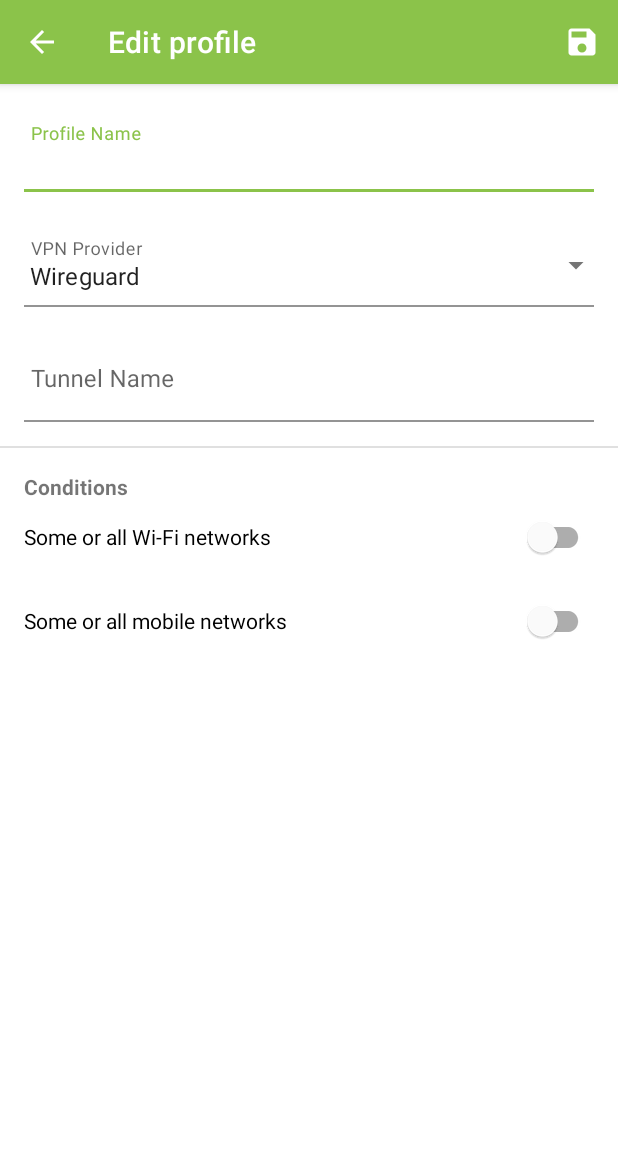
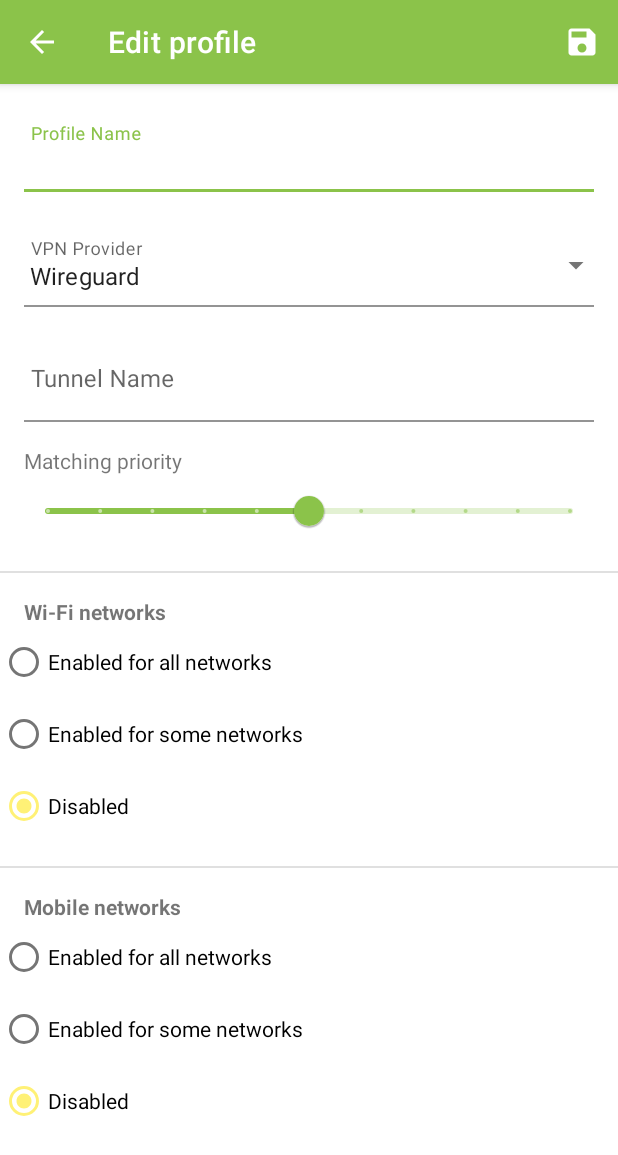
Before and after one commit to DJAndries/vpnmanager-android, an Android app: the screen it shows after launch (ProfileConfigActivity), after a tap on an icon or button, on a phone screen of 412 x 824 dp. Shown: the top 1155 px of the screen. Run offline under Robolectric (Android 15) with nearby library versions, the phone set to English and light mode, and no system bars; our stand-ins replace navigation-ui.

Commit message:
change rule UI/structure again

```diff
--- a/app/src/main/AndroidManifest.xml
+++ b/app/src/main/AndroidManifest.xml
@@ -24,7 +24,7 @@
             android:label="@string/edit_profile" />
 
         <service
-            android:name=".NetworkChangeService"
+            android:name=".MainService"
             android:enabled="true"
             android:exported="true" />
 
--- a/app/src/main/java/ca/andries/vpnmanager/BootBroadcastReceiver.kt
+++ b/app/src/main/java/ca/andries/vpnmanager/BootBroadcastReceiver.kt
@@ -4,13 +4,10 @@ import android.content.BroadcastReceiver
 import android.content.Context
 import android.content.Intent
 import android.os.Build
-import android.util.Log
-import android.widget.Toast
-import androidx.annotation.RequiresApi
 
 class BootBroadcastReceiver : BroadcastReceiver() {
     override fun onReceive(context: Context?, intent: Intent?) {
-        val intent = Intent(context, NetworkChangeService::class.java)
+        val intent = Intent(context, MainService::class.java)
         if (Build.VERSION.SDK_INT >= Build.VERSION_CODES.O) {
             context?.startForegroundService(intent)
         } else {
--- a/app/src/main/java/ca/andries/vpnmanager/MainActivity.kt
+++ b/app/src/main/java/ca/andries/vpnmanager/MainActivity.kt
@@ -1,8 +1,6 @@
 package ca.andries.vpnmanager
 
-import android.Manifest
 import android.content.Intent
-import android.content.pm.PackageManager
 import android.net.wifi.WifiManager
 import android.os.Bundle
 import android.util.Log
@@ -15,7 +13,6 @@ import android.view.Menu
 import android.view.MenuItem
 import androidx.activity.result.contract.ActivityResultContracts
 import androidx.activity.viewModels
-import androidx.core.app.ActivityCompat
 import ca.andries.vpnmanager.ProfileConfigActivity.Companion.PROFILE_KEY
 import ca.andries.vpnmanager.databinding.ActivityMainBinding
 import kotlinx.serialization.decodeFromString
@@ -31,6 +28,7 @@ class MainActivity : AppCompatActivity() {
     private val profileConfigLauncher = registerForActivityResult(ActivityResultContracts.StartActivityForResult()) { result ->
         if (result.resultCode == RESULT_OK) {
             profileViewModel.saveProfile(Json.decodeFromString(result.data?.getStringExtra(PROFILE_KEY)!!), null)
+            MainService.reloadFromActivity(this)
         }
     }
 
@@ -55,7 +53,7 @@ class MainActivity : AppCompatActivity() {
         }
 
         permissionWrangler = PermissionWrangler {
-            startService(Intent(this, NetworkChangeService::class.java))
+            startService(Intent(this, MainService::class.java))
         }
         permissionWrangler.startPermissionCheck(this, requestPermissionLauncher)
 
--- a/app/src/main/java/ca/andries/vpnmanager/ProfileConfigActivity.kt
+++ b/app/src/main/java/ca/andries/vpnmanager/ProfileConfigActivity.kt
@@ -3,6 +3,7 @@ package ca.andries.vpnmanager
 import android.content.Intent
 import androidx.appcompat.app.AppCompatActivity
 import android.os.Bundle
+import android.util.Log
 import android.view.Menu
 import android.view.MenuItem
 import android.view.View
@@ -74,27 +75,35 @@ class ProfileConfigActivity : AppCompatActivity() {
     }
 
     private fun initEnableDisableInputs(existingProfile: Profile?) {
-        val wifiEnabled = existingProfile?.enableForWifi ?: false
-        val mobileEnabled = existingProfile?.enableForMobile ?: false
-        binding.ssidExclListLayout.visibility = if (wifiEnabled) View.VISIBLE else View.GONE
-        binding.ssidInclListLayout.visibility = if (wifiEnabled) View.VISIBLE else View.GONE
-        binding.carrierExclListLayout.visibility = if (mobileEnabled) View.VISIBLE else View.GONE
-        binding.carrierInclListLayout.visibility = if (mobileEnabled) View.VISIBLE else View.GONE
+        binding.ssidExclListLayout.visibility = if (existingProfile?.wifiRule == RuleMode.ALL) View.VISIBLE else View.GONE
+        binding.ssidInclListLayout.visibility = if (existingProfile?.wifiRule == RuleMode.SOME) View.VISIBLE else View.GONE
+
+        when (existingProfile?.wifiRule) {
+            RuleMode.ALL -> binding.wifiRadioAll.isChecked = true
+            RuleMode.SOME -> binding.wifiRadioSome.isChecked = true
+            RuleMode.NONE -> binding.wifiRadioNone.isChecked = true
+        }
+
+        binding.carrierExclListLayout.visibility = if (existingProfile?.mobileRule == RuleMode.ALL) View.VISIBLE else View.GONE
+        binding.carrierInclListLayout.visibility = if (existingProfile?.mobileRule == RuleMode.SOME) View.VISIBLE else View.GONE
+        when (existingProfile?.mobileRule) {
+            RuleMode.ALL -> binding.mobileRadioAll.isChecked = true
+            RuleMode.SOME -> binding.mobileRadioSome.isChecked = true
+            RuleMode.NONE -> binding.mobileRadioNone.isChecked = true
+        }
 
         binding.ssidExclListInput.setText(existingProfile?.ssidExclList?.joinToString("\n") ?: "")
         binding.ssidInclListInput.setText(existingProfile?.ssidInclList?.joinToString("\n") ?: "")
         binding.carrierExclListInput.setText(existingProfile?.carrierExclList?.joinToString("\n") ?: "")
         binding.carrierInclListInput.setText(existingProfile?.carrierInclList?.joinToString("\n") ?: "")
 
-        binding.enableWifiConditionToggle.isChecked = existingProfile?.enableForWifi ?: false
-        binding.enableWifiConditionToggle.setOnCheckedChangeListener { _, isChecked ->
-            binding.ssidExclListLayout.visibility = if (isChecked) View.VISIBLE else View.GONE
-            binding.ssidInclListLayout.visibility = if (isChecked) View.VISIBLE else View.GONE
+        binding.wifiRadioGroup.setOnCheckedChangeListener { _, checkedId ->
+            binding.ssidExclListLayout.visibility = if (checkedId == R.id.wifiRadioAll) View.VISIBLE else View.GONE
+            binding.ssidInclListLayout.visibility = if (checkedId == R.id.wifiRadioSome) View.VISIBLE else View.GONE
         }
-        binding.enableMobileConditionToggle.isChecked = existingProfile?.enableForMobile ?: false
-        binding.enableMobileConditionToggle.setOnCheckedChangeListener { _, isChecked ->
-            binding.carrierExclListLayout.visibility = if (isChecked) View.VISIBLE else View.GONE
-            binding.carrierInclListLayout.visibility = if (isChecked) View.VISIBLE else View.GONE
+        binding.mobileRadioGroup.setOnCheckedChangeListener { _, checkedId ->
+            binding.carrierExclListLayout.visibility = if (checkedId == R.id.mobileRadioAll) View.VISIBLE else View.GONE
+            binding.carrierInclListLayout.visibility = if (checkedId == R.id.mobileRadioSome) View.VISIBLE else View.GONE
         }
     }
 
@@ -114,25 +123,41 @@ class ProfileConfigActivity : AppCompatActivity() {
     }
 
     private fun submitInputs() {
+
+        val wifiRule = when (binding.wifiRadioGroup.checkedRadioButtonId) {
+            R.id.wifiRadioAll -> RuleMode.ALL
+            R.id.wifiRadioSome -> RuleMode.SOME
+            else -> RuleMode.NONE
+        }
+
+        val mobileRule = when (binding.mobileRadioGroup.checkedRadioButtonId) {
+            R.id.mobileRadioAll -> RuleMode.ALL
+            R.id.mobileRadioSome -> RuleMode.SOME
+            else -> RuleMode.NONE
+        }
+
         val profile = Profile(
             binding.profileNameInput.text.toString(),
             binding.tunnelInput.text.toString(),
-            binding.enableWifiConditionToggle.isChecked,
-            binding.enableMobileConditionToggle.isChecked,
-            binding.ssidInclListInput.text?.split("\n")?.map { v -> v.trim() }
-                ?.filter { v -> v.isNotEmpty() } ?: listOf(),
-            binding.ssidExclListInput.text?.split("\n")?.map { v -> v.trim() }
-                ?.filter { v -> v.isNotEmpty() } ?: listOf(),
-            binding.carrierInclListInput.text?.split("\n")?.map { v -> v.trim() }
-                ?.filter { v -> v.isNotEmpty() } ?: listOf(),
-            binding.carrierExclListInput.text?.split("\n")?.map { v -> v.trim() }
-                ?.filter { v -> v.isNotEmpty() } ?: listOf()
+            wifiRule,
+            mobileRule,
+            binding.matchingPriority.value.toInt(),
+            LinkedHashSet(binding.ssidInclListInput.text?.split("\n")?.map { v -> v.trim() }
+                ?.filter { v -> v.isNotEmpty() }),
+            LinkedHashSet(binding.ssidExclListInput.text?.split("\n")?.map { v -> v.trim() }
+                ?.filter { v -> v.isNotEmpty() }),
+            LinkedHashSet(binding.carrierInclListInput.text?.split("\n")?.map { v -> v.trim() }
+                ?.filter { v -> v.isNotEmpty() }),
+            LinkedHashSet(binding.carrierExclListInput.text?.split("\n")?.map { v -> v.trim() }
+                ?.filter { v -> v.isNotEmpty() })
         )
 
         val id = if (intent.hasExtra(PROFILE_ID_KEY)) intent.getIntExtra(PROFILE_ID_KEY, 0) else null
 
+        val encodedProfile = Json.encodeToString(profile)
+        Log.i(javaClass.name, "Saving profile: $encodedProfile")
         val intent = Intent()
-        intent.putExtra(PROFILE_KEY, Json.encodeToString(profile))
+        intent.putExtra(PROFILE_KEY, encodedProfile)
         if (id != null) intent.putExtra(PROFILE_ID_KEY, id)
         setResult(RESULT_OK, intent)
         finish()
--- a/app/src/main/java/ca/andries/vpnmanager/ProfileListFragment.kt
+++ b/app/src/main/java/ca/andries/vpnmanager/ProfileListFragment.kt
@@ -29,6 +29,7 @@ class ProfileListFragment : Fragment() {
             model.saveProfile(Json.decodeFromString(result.data?.getStringExtra(
                 ProfileConfigActivity.PROFILE_KEY
             )!!), result.data?.getIntExtra(ProfileConfigActivity.PROFILE_ID_KEY, 0))
+            MainService.reloadFromActivity(requireContext())
         }
     }
 
@@ -67,6 +68,7 @@ class ProfileListFragment : Fragment() {
 
     private fun toggleProfile(id: Int) {
         model.toggleProfile(id)
+        MainService.reloadFromActivity(requireContext())
     }
 
     private fun deleteProfile(id: Int) {
@@ -77,6 +79,7 @@ class ProfileListFragment : Fragment() {
             ?.setMessage(R.string.delete_confirm)
             ?.setPositiveButton(R.string.confirm) { _, _ ->
                 model.deleteProfile(id)
+                MainService.reloadFromActivity(requireContext())
             }
             ?.setNegativeButton(R.string.cancel) { _, _ -> }
             ?.show()
--- /dev/null
+++ b/app/src/main/java/ca/andries/vpnmanager/RuleMode.kt
@@ -0,0 +1,7 @@
+package ca.andries.vpnmanager
+
+enum class RuleMode {
+    ALL,
+    SOME,
+    NONE
+}
--- a/app/src/main/res/layout/activity_profile_config.xml
+++ b/app/src/main/res/layout/activity_profile_config.xml
@@ -81,6 +81,28 @@
 
             </com.google.android.material.textfield.TextInputLayout>
 
+            <TextView
+                android:layout_width="match_parent"
+                android:layout_height="wrap_content"
+                android:text="@string/matching_priority"
+                android:labelFor="@id/matchingPriority"
+                android:layout_marginLeft="16dp"
+                android:layout_marginRight="16dp"
+                android:layout_marginTop="16dp"
+            />
+
+            <com.google.android.material.slider.Slider
+                android:layout_width="match_parent"
+                android:layout_height="wrap_content"
+                android:valueFrom="1.0"
+                android:valueTo="11.0"
+                android:stepSize="1.0"
+                android:value="6.0"
+                android:id="@+id/matchingPriority"
+                android:layout_marginLeft="16dp"
+                android:layout_marginRight="16dp"
+            />
+
             <View
                 android:id="@+id/divider"
                 android:layout_width="match_parent"
@@ -94,36 +116,20 @@
                 android:layout_height="wrap_content"
                 android:layout_marginStart="16dp"
                 android:layout_marginTop="16dp"
-                android:text="@string/conditions"
+                android:text="@string/wifi_networks"
                 android:textStyle="bold" />
 
-            <com.google.android.material.switchmaterial.SwitchMaterial
-                android:id="@+id/enableWifiConditionToggle"
+            <RadioGroup
                 android:layout_width="match_parent"
                 android:layout_height="wrap_content"
-                android:layout_marginStart="16dp"
-                android:layout_marginEnd="16dp"
-                android:text="@string/condition_wifi" />
+                android:id="@+id/wifiRadioGroup"
+                android:checkedButton="@+id/wifiRadioNone">
 
-            <com.google.android.material.textfield.TextInputLayout
-                android:id="@+id/ssidInclListLayout"
-                style="@style/Widget.MaterialComponents.TextInputLayout.FilledBox"
+                <RadioButton
                     android:layout_width="match_parent"
                     android:layout_height="wrap_content"
-                android:layout_marginStart="16dp"
-                android:layout_marginEnd="16dp"
-                android:background="@android:color/transparent"
-                android:hint="@string/ssid_incl_list_label"
-                app:boxBackgroundColor="@android:color/transparent">
-
-                <com.google.android.material.textfield.TextInputEditText
-                    android:id="@+id/ssidInclListInput"
-                    android:layout_width="match_parent"
-                    android:layout_height="wrap_content"
-                    android:layout_marginStart="-12dp"
-                    android:layout_marginEnd="-12dp" />
-
-            </com.google.android.material.textfield.TextInputLayout>
+                    android:id="@+id/wifiRadioAll"
+                    android:text="@string/enabled_all_networks" />
 
                 <com.google.android.material.textfield.TextInputLayout
                     android:id="@+id/ssidExclListLayout"
@@ -146,56 +152,120 @@
 
                 </com.google.android.material.textfield.TextInputLayout>
 
-            <com.google.android.material.switchmaterial.SwitchMaterial
-                android:id="@+id/enableMobileConditionToggle"
+                <RadioButton
+                    android:layout_width="match_parent"
+                    android:layout_height="wrap_content"
+                    android:id="@+id/wifiRadioSome"
+                    android:text="@string/enabled_some_networks" />
+
+                <com.google.android.material.textfield.TextInputLayout
+                    android:id="@+id/ssidInclListLayout"
+                    style="@style/Widget.MaterialComponents.TextInputLayout.FilledBox"
                     android:layout_width="match_parent"
                     android:layout_height="wrap_content"
                     android:layout_marginStart="16dp"
-                android:layout_marginTop="8dp"
                     android:layout_marginEnd="16dp"
-                android:text="@string/condition_mobile" />
+                    android:layout_marginBottom="8dp"
+                    android:background="@android:color/transparent"
+                    android:hint="@string/ssid_incl_list_label"
+                    app:boxBackgroundColor="@android:color/transparent">
+
+                    <com.google.android.material.textfield.TextInputEditText
+                        android:id="@+id/ssidInclListInput"
+                        android:layout_width="match_parent"
+                        android:layout_height="wrap_content"
+                        android:layout_marginStart="-12dp"
+                        android:layout_marginEnd="-12dp" />
+
+                </com.google.android.material.textfield.TextInputLayout>
+
+                <RadioButton
+                    android:layout_width="match_parent"
+                    android:layout_height="wrap_content"
+                    android:id="@+id/wifiRadioNone"
+                    android:text="@string/disabled" />
+            </RadioGroup>
+
+
+            <View
+                android:id="@+id/divider2"
+                android:layout_width="match_parent"
+                android:layout_height="1dp"
+                android:layout_marginTop="16dp"
+                android:background="?android:attr/listDivider" />
+            <TextView
+                android:id="@+id/textView3"
+                android:layout_width="wrap_content"
+                android:layout_height="wrap_content"
+                android:layout_marginStart="16dp"
+                android:layout_marginTop="16dp"
+                android:text="@string/mobile_networks"
+                android:textStyle="bold" />
+            <RadioGroup
+                android:layout_width="match_parent"
+                android:layout_height="wrap_content"
+                android:id="@+id/mobileRadioGroup"
+                android:checkedButton="@+id/mobileRadioNone">
+                <RadioButton
+                    android:layout_width="match_parent"
+                    android:layout_height="wrap_content"
+                    android:id="@+id/mobileRadioAll"
+                    android:text="@string/enabled_all_networks" />
+
+                <com.google.android.material.textfield.TextInputLayout
+                    android:id="@+id/carrierExclListLayout"
+                    style="@style/Widget.MaterialComponents.TextInputLayout.FilledBox"
+                    android:layout_width="match_parent"
+                    android:layout_height="match_parent"
+                    android:layout_marginStart="16dp"
+                    android:layout_marginEnd="16dp"
+                    android:layout_marginBottom="8dp"
+                    android:background="@android:color/transparent"
+                    android:hint="@string/carrier_excl_list_label"
+                    app:boxBackgroundColor="@android:color/transparent">
+
+                    <com.google.android.material.textfield.TextInputEditText
+                        android:id="@+id/carrierExclListInput"
+                        android:layout_width="match_parent"
+                        android:layout_height="wrap_content"
+                        android:layout_marginStart="-12dp"
+                        android:layout_marginEnd="-12dp" />
+
+                </com.google.android.material.textfield.TextInputLayout>
+
+                <RadioButton
+                    android:layout_width="match_parent"
+                    android:layout_height="wrap_content"
+                    android:id="@+id/mobileRadioSome"
+                    android:text="@string/enabled_some_networks" />
 
                 <com.google.android.material.textfield.TextInputLayout
                     android:id="@+id/carrierInclListLayout"
                     style="@style/Widget.MaterialComponents.TextInputLayout.FilledBox"
                     android:layout_width="match_parent"
                     android:layout_height="wrap_content"
-                app:boxBackgroundColor="@android:color/transparent"
+                    android:layout_marginStart="16dp"
+                    android:layout_marginEnd="16dp"
+                    android:layout_marginBottom="8dp"
                     android:background="@android:color/transparent"
-                android:layout_marginStart="16dp"
-                android:layout_marginBottom="8dp"
-                android:layout_marginEnd="16dp"
-                android:hint="@string/carrier_incl_list_label">
+                    android:hint="@string/carrier_incl_list_label"
+                    app:boxBackgroundColor="@android:color/transparent">
 
                     <com.google.android.material.textfield.TextInputEditText
                         android:id="@+id/carrierInclListInput"
                         android:layout_width="match_parent"
+                        android:layout_height="wrap_content"
                         android:layout_marginStart="-12dp"
-                    android:layout_marginEnd="-12dp"
-                    android:layout_height="wrap_content" />
+                        android:layout_marginEnd="-12dp" />
 
                 </com.google.android.material.textfield.TextInputLayout>
 
-            <com.google.android.material.textfield.TextInputLayout
-                android:id="@+id/carrierExclListLayout"
-                style="@style/Widget.MaterialComponents.TextInputLayout.FilledBox"
+                <RadioButton
                     android:layout_width="match_parent"
                     android:layout_height="wrap_content"
-                app:boxBackgroundColor="@android:color/transparent"
-                android:background="@android:color/transparent"
-                android:layout_marginStart="16dp"
-                android:layout_marginBottom="8dp"
-                android:layout_marginEnd="16dp"
-                android:hint="@string/carrier_excl_list_label">
-
-                <com.google.android.material.textfield.TextInputEditText
-                    android:layout_marginStart="-12dp"
-                    android:layout_marginEnd="-12dp"
-                    android:id="@+id/carrierExclListInput"
-                    android:layout_width="match_parent"
-                    android:layout_height="wrap_content" />
-
-            </com.google.android.material.textfield.TextInputLayout>
+                    android:id="@+id/mobileRadioNone"
+                    android:text="@string/disabled" />
+            </RadioGroup>
         </LinearLayout>
     </ScrollView>
 
--- a/app/src/main/res/values/strings.xml
+++ b/app/src/main/res/values/strings.xml
@@ -16,8 +16,11 @@
     <string name="disable">Disable</string>
     <string name="enabled">Enabled</string>
     <string name="disabled">Disabled</string>
+    <string name="enabled_all_networks">Enabled for all networks</string>
+    <string name="enabled_some_networks">Enabled for some networks</string>
     <string name="ok">OK</string>
     <string name="delete">Delete</string>
+    <string name="matching_priority">Matching priority</string>
     <string name="save">Save</string>
     <string name="never_connected">Never connected</string>
     <string name="profiles">Profiles</string>
@@ -28,13 +31,12 @@
     <string name="vpn_provider">VPN Provider</string>
     <string name="tunnel_name">Tunnel Name</string>
     <string name="required_value">Value is required</string>
-    <string name="conditions">Conditions</string>
-    <string name="condition_wifi">Some or all Wi-Fi networks</string>
-    <string name="condition_mobile">Some or all mobile networks</string>
+    <string name="wifi_networks">Wi-Fi networks</string>
+    <string name="mobile_networks">Mobile networks</string>
     <string name="ssid_incl_list_label">SSID Inclusion List (optional, one per line)</string>
     <string name="ssid_excl_list_label">SSID Exclusion List (optional, one per line)</string>
-    <string name="carrier_incl_list_label">SIM Carrier Name Inclusion List (optional, one per line)</string>
-    <string name="carrier_excl_list_label">SIM Carrier Name Exclusion List (optional, one per line)</string>
+    <string name="carrier_incl_list_label">SIM Operator Name Inclusion List (optional, one per line)</string>
+    <string name="carrier_excl_list_label">SIM Operator Name Exclusion List (optional, one per line)</string>
     <string name="delete_confirm">Are you sure you wish to delete this profile?</string>
     <string name="confirm">Confirm</string>
     <string name="cancel">Cancel</string>
```
Also changed, not shown: app/src/main/java/ca/andries/vpnmanager/MainService.kt (added, +162 -0 lines), app/src/main/java/ca/andries/vpnmanager/NetworkChangeService.kt (deleted, +0 -64 lines), app/src/main/java/ca/andries/vpnmanager/Profile.kt (+8 -7 lines). Lines whose indentation alone changed are shown as unchanged.
